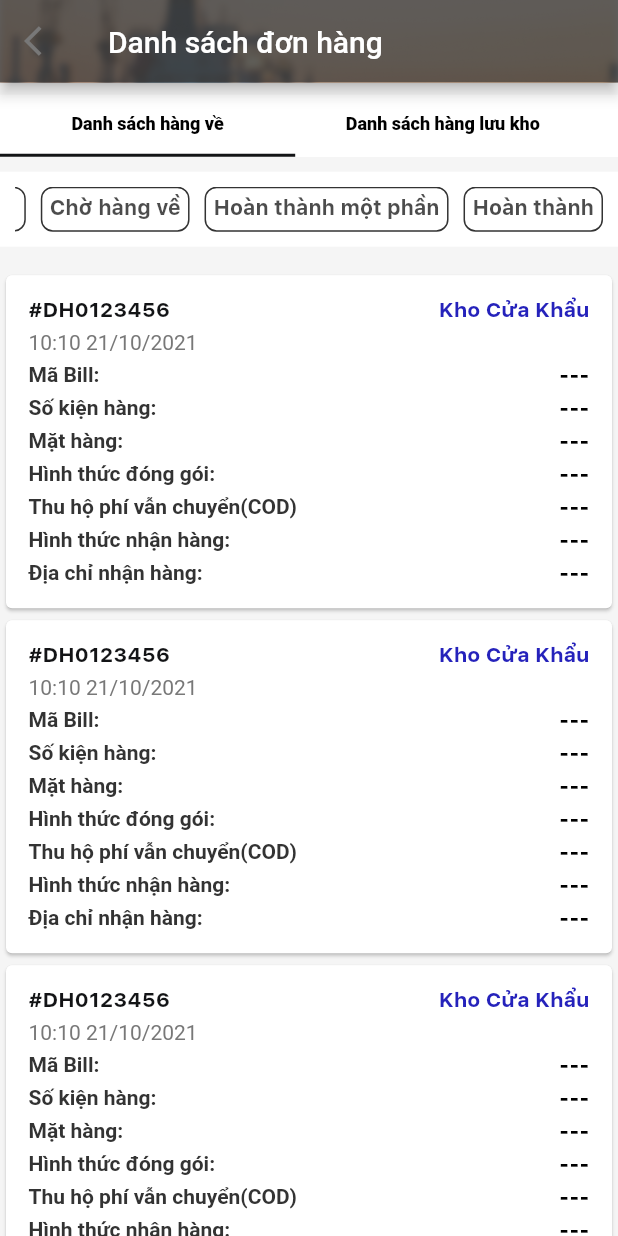
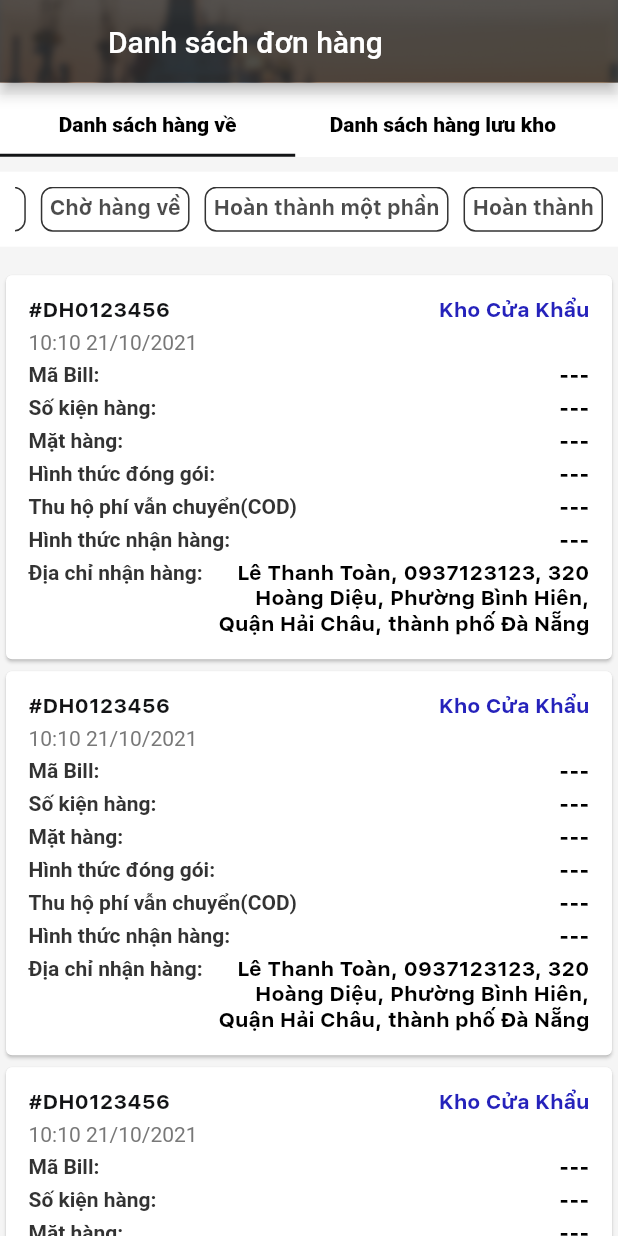
Before and after one commit to LeHoangUyen96/game_bai, a Flutter app: the OrderInfoPage screen opened directly, on a phone screen of 412 x 824 dp. Run offline on Flutter 3.47's test engine with Material 2 defaults, Android fonts, the phone set to English and light mode, and no system bars; our stand-ins replace cached_network_image, custom_navigation_bar, dotted_border, firebase_core, firebase_messaging, flutter_local_notifications and 10 more; missing offline and left inert: money2, multi_image_picker; accounts and stored records are empty; network calls fail; Roboto replaces fonts that are missing (SanFranciscoTextLight); project files that could hold a hidden picture were left out.

Commit message:
UI feature order

```diff
--- a/lib/data/di/injector.dart
+++ b/lib/data/di/injector.dart
@@ -7,6 +7,8 @@ import 'package:viet_trung_mobile/data/repository/home_reponsitory/home_impl.dar
 import 'package:viet_trung_mobile/data/repository/home_reponsitory/home_repositories.dart';
 import 'package:viet_trung_mobile/data/repository/notification_repository/notification_impl.dart';
 import 'package:viet_trung_mobile/data/repository/notification_repository/notification_repository.dart';
+import 'package:viet_trung_mobile/data/repository/order_repository/order_impl.dart';
+import 'package:viet_trung_mobile/data/repository/order_repository/order_repositories.dart';
 import 'package:viet_trung_mobile/data/repository/profile_repository/profile_impl.dart';
 import 'package:viet_trung_mobile/data/repository/profile_repository/profile_repository.dart';
 
@@ -22,5 +24,6 @@ class Injector {
   HomeRepositories get home => HomeImpl();
   NotificationRepository get notification => NotificationImpl();
   AddressRepository get address => AddressImpl();
+  OrderRepositories get order => OrderImpl();
 
 }
--- /dev/null
+++ b/lib/data/repository/order_repository/order_repositories.dart
@@ -0,0 +1,6 @@
+import 'package:viet_trung_mobile/data/response/order_response.dart';
+
+abstract class OrderRepositories {
+  Future<OrderResponse> onGetListOrder();
+
+}
--- a/lib/main.dart
+++ b/lib/main.dart
@@ -9,6 +9,8 @@ import 'package:viet_trung_mobile/ui/home/controller/home_controller.dart';
 import 'package:viet_trung_mobile/ui/main/controller/main_controller.dart';
 import 'package:viet_trung_mobile/ui/main/view/main_page.dart';
 import 'package:viet_trung_mobile/ui/notification/view/conffirm_order_page.dart';
+import 'package:viet_trung_mobile/ui/order/view/order_info_page.dart';
+import 'package:viet_trung_mobile/ui/order/view/order_list.dart';
 import 'package:viet_trung_mobile/ui/profile/controller/profile_controller.dart';
 import 'package:viet_trung_mobile/ui/profile/view/profile_page.dart';
 import 'package:viet_trung_mobile/ui/splash/controller/splash_controller.dart';
@@ -33,7 +35,7 @@ Widget _app() => LayoutBuilder(
       builder: (context, orientation, deviceType) {
         return GetMaterialApp(
           debugShowCheckedModeBanner: false,
-          home: ConfirmOrderPage(),
+          home: OrderInfoPage(),
           theme: ThemeData(
             brightness: Brightness.light,
             primaryColor: MAIN_COLOR,
--- a/lib/ui/order/view/order_info_page.dart
+++ b/lib/ui/order/view/order_info_page.dart
@@ -28,9 +28,8 @@ class OrderInfoPage extends GetView<OrderInfoController> {
       child: InitialWidget(
         child: Container(),
         titleAppBar: ORDER_LIST_APP_BAR,
-        backgroundAppBar: WHITE,
-         isShowBack: true,
-        iconBack: Icon(Icons.arrow_back_ios, color: MAIN_GRAY,),
+        backgroundAppBar: Colors.black26,
+         isShowBack: false,
 
       ),
     );
@@ -60,7 +59,7 @@ class OrderInfoPage extends GetView<OrderInfoController> {
                       textAlign: TextAlign.center,
                       text: ORDER_LIST_ARRIVED,
                       color: Colors.black,
-                      size: 12,
+                      size: 14,
                       weight: FontWeight.w800,
                     ),
                   ),
@@ -70,11 +69,10 @@ class OrderInfoPage extends GetView<OrderInfoController> {
                       textAlign: TextAlign.center,
                       text: ORDER_LIST_STOCK,
                       color: Colors.black,
-                      size: 12,
+                      size: 14,
                       weight: FontWeight.w800,
                     ),
                   ),
-
                 ],
               ),
             ),
--- a/lib/ui/order/view/order_list.dart
+++ b/lib/ui/order/view/order_list.dart
@@ -244,6 +244,7 @@ Widget  _buildListOrder(){
           SizedBox(height: 5,),
            Row(
             mainAxisAlignment: MainAxisAlignment.spaceBetween,
+            crossAxisAlignment: CrossAxisAlignment.start,
             children: [
               TextCustomized(
                 text: ORDER_LIST_DELIVERY_ADDRESS,
@@ -251,12 +252,16 @@ Widget  _buildListOrder(){
                 weight: FontWeight.w700,
                 color: GRAY1,
                 ),
-                TextCustomized(
-                text: ORDER_NULL,
-                font: SanFranciscoText,
-                weight: FontWeight.w400,
-                color: BLACK,
-                ),
+                Expanded(
+                  flex: 5,
+                  child:  TextCustomized(
+                  text: "Lê Thanh Toàn, 0937123123, 320 Hoàng Diệu, Phường Bình Hiên, Quận Hải Châu, thành phố Đà Nẵng",
+                  font: SanFranciscoText,
+                  weight: FontWeight.w400,
+                  color: BLACK,
+                    textAlign: TextAlign.end,
+                ),),
+
             ],
           ),
         ],
```
Also changed, not shown: lib/data/repository/order_repository/order_impl.dart (added, +19 -0 lines), lib/data/response/order_response.dart (added, +78 -0 lines), lib/ui/order/controller/order_controller.dart (+17 -0 lines).
